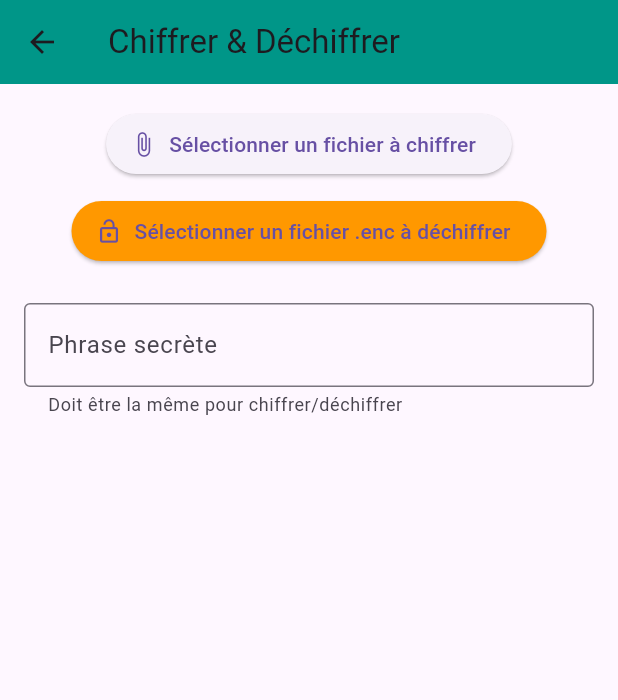
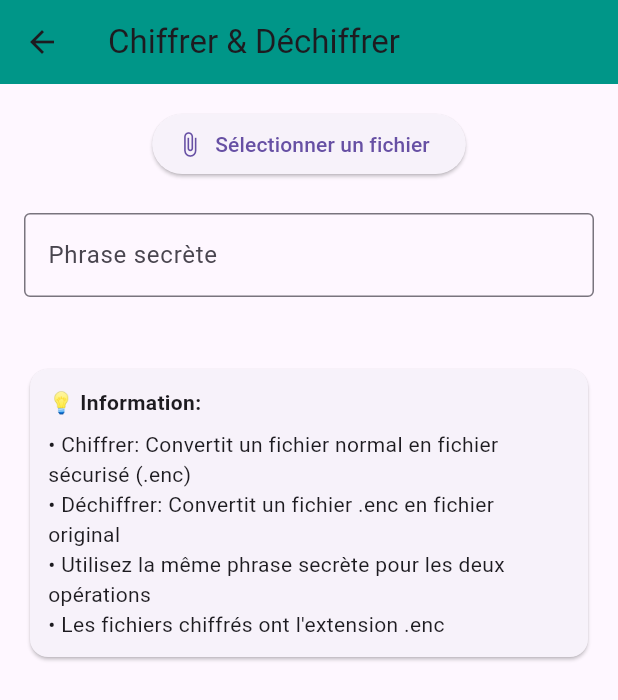
Before and after one commit to Zvenytoh/ult_connect, a Flutter app: the EncryptAndSendPage screen opened directly, on a phone screen of 412 x 824 dp. Shown: the top 700 px of the screen. Run offline on Flutter 3.47's test engine with Material 3 defaults, Android fonts, the phone set to English and light mode, and no system bars; our stand-ins replace file_picker, open_file; missing offline and left inert: dart:html, encrypt, syncfusion_flutter_pdf.

Commit message:
fin_jeudi

```diff
--- a/lib/convert_to_pdf.dart
+++ b/lib/convert_to_pdf.dart
@@ -412,7 +412,7 @@
 
       // Limiter la taille pour les très gros fichiers
       if (content.length > 100000) {
-        content = content.substring(0, 100000) + '\n\n... (contenu tronqué)';
+        content = '${content.substring(0, 100000)}\n\n... (contenu tronqué)';
       }
 
       final PdfPage contentPage = document.pages.add();
--- a/lib/encrypt_and_send_page.dart
+++ b/lib/encrypt_and_send_page.dart
@@ -1,14 +1,19 @@
-import 'dart:io';
+import 'dart:io'
+    show File, Directory; // pas dispo en web mais protégé par kIsWeb
 import 'dart:math';
 import 'dart:typed_data';
 import 'dart:convert';
-
+import 'package:collection/collection.dart';
+import 'package:flutter/foundation.dart' show kIsWeb;
 import 'package:flutter/material.dart' hide Key;
 import 'package:file_picker/file_picker.dart';
 import 'package:path_provider/path_provider.dart';
 import 'package:encrypt/encrypt.dart';
 import 'package:crypto/crypto.dart';
 import 'package:open_file/open_file.dart';
+
+// Import web uniquement
+import 'dart:html' as html;
 
 class EncryptAndSendPage extends StatefulWidget {
   const EncryptAndSendPage({super.key});
@@ -22,6 +27,7 @@
   String? _selectedName;
   String? _processedFilePath;
   bool _isProcessing = false;
+  bool _isEncryptedFile = false; // Nouveau: pour détecter si c'est un fichier chiffré
   final TextEditingController _passCtrl = TextEditingController();
 
   @override
@@ -43,24 +49,30 @@
           children: [
             ElevatedButton.icon(
               icon: const Icon(Icons.attach_file),
-              label: const Text('Sélectionner un fichier à chiffrer'),
-              onPressed: _isProcessing ? null : () => _pickFile(toEncrypt: true),
+              label: const Text('Sélectionner un fichier'),
+              onPressed: _isProcessing ? null : () => _pickFile(),
             ),
             const SizedBox(height: 10),
-            ElevatedButton.icon(
-              icon: const Icon(Icons.lock_open),
-              label: const Text('Sélectionner un fichier .enc à déchiffrer'),
-              onPressed: _isProcessing ? null : () => _pickFile(toEncrypt: false),
-              style: ElevatedButton.styleFrom(backgroundColor: Colors.orange),
-            ),
-            const SizedBox(height: 12),
             if (_selectedName != null)
               Card(
                 child: ListTile(
-                  leading: const Icon(Icons.insert_drive_file),
+                  leading: Icon(
+                    _isEncryptedFile ? Icons.lock : Icons.insert_drive_file,
+                    color: _isEncryptedFile ? Colors.orange : Colors.blue,
+                  ),
                   title: Text(_selectedName!),
-                  subtitle: Text(
+                  subtitle: Column(
+                    crossAxisAlignment: CrossAxisAlignment.start,
+                    children: [
+                      Text(
                         'Taille: ${(_selectedBytes!.length / 1024).toStringAsFixed(2)} KB',
+                      ),
+                      if (_isEncryptedFile)
+                        const Text(
+                          '🔒 Fichier chiffré détecté',
+                          style: TextStyle(color: Colors.green, fontWeight: FontWeight.bold),
+                        ),
+                    ],
                   ),
                   trailing: IconButton(
                     icon: const Icon(Icons.clear, color: Colors.red),
@@ -74,36 +86,83 @@
               obscureText: true,
               decoration: const InputDecoration(
                 labelText: 'Phrase secrète',
-                helperText: 'Doit être la même pour chiffrer/déchiffrer',
                 border: OutlineInputBorder(),
+                hintText: 'Entrez la même phrase pour chiffrer/déchiffrer',
               ),
             ),
             const SizedBox(height: 12),
             if (_selectedBytes != null)
-              SizedBox(
-                width: double.infinity,
+              Row(
+                children: [
+                  Expanded(
                     child: ElevatedButton.icon(
-                  icon: const Icon(Icons.play_circle),
-                  label: const Text('Lancer l\'opération'),
-                  onPressed: _isProcessing ? null : _processFile,
+                      icon: const Icon(Icons.lock),
+                      label: const Text('Chiffrer'),
+                      onPressed: _isProcessing ? null : _encryptFile,
                       style: ElevatedButton.styleFrom(
-                    backgroundColor: Colors.green,
+                        backgroundColor: _isEncryptedFile ? Colors.grey : Colors.green,
                         padding: const EdgeInsets.symmetric(vertical: 14),
                       ),
                     ),
                   ),
+                  const SizedBox(width: 10),
+                  Expanded(
+                    child: ElevatedButton.icon(
+                      icon: const Icon(Icons.lock_open),
+                      label: const Text('Déchiffrer'),
+                      onPressed: _isProcessing || !_isEncryptedFile ? null : _decryptFile,
+                      style: ElevatedButton.styleFrom(
+                        backgroundColor: _isEncryptedFile ? Colors.orange : Colors.grey,
+                        padding: const EdgeInsets.symmetric(vertical: 14),
+                      ),
+                    ),
+                  ),
+                ],
+              ),
             const SizedBox(height: 12),
-            if (_isProcessing) const LinearProgressIndicator(),
-            if (_processedFilePath != null)
+            if (_isProcessing)
+              Column(
+                children: [
+                  const LinearProgressIndicator(),
+                  const SizedBox(height: 8),
+                  Text(
+                    _isEncryptedFile ? 'Déchiffrement en cours...' : 'Chiffrement en cours...',
+                    style: const TextStyle(color: Colors.blue),
+                  ),
+                ],
+              ),
+            if (_processedFilePath != null && !kIsWeb)
               Card(
                 color: Colors.green[50],
                 child: ListTile(
                   leading: const Icon(Icons.check_circle, color: Colors.green),
-                  title: const Text('Opération réussie'),
-                  subtitle: Text(_processedFilePath!),
+                  title: const Text('Fichier généré avec succès'),
+                  subtitle: Text(_processedFilePath!.split('/').last),
                   trailing: IconButton(
                     icon: const Icon(Icons.open_in_new),
                     onPressed: () => _openFile(_processedFilePath!),
+                  ),
+                ),
+              ),
+
+            // Section d'information
+            const SizedBox(height: 20),
+            const Card(
+              child: Padding(
+                padding: EdgeInsets.all(12),
+                child: Column(
+                  crossAxisAlignment: CrossAxisAlignment.start,
+                  children: [
+                    Text(
+                      '💡 Information:',
+                      style: TextStyle(fontWeight: FontWeight.bold),
+                    ),
+                    SizedBox(height: 8),
+                    Text('• Chiffrer: Convertit un fichier normal en fichier sécurisé (.enc)'),
+                    Text('• Déchiffrer: Convertit un fichier .enc en fichier original'),
+                    Text('• Utilisez la même phrase secrète pour les deux opérations'),
+                    Text('• Les fichiers chiffrés ont l\'extension .enc'),
+                  ],
                 ),
               ),
             ),
@@ -118,10 +177,11 @@
       _selectedBytes = null;
       _selectedName = null;
       _processedFilePath = null;
+      _isEncryptedFile = false;
     });
   }
 
-  Future<void> _pickFile({required bool toEncrypt}) async {
+  Future<void> _pickFile() async {
     try {
       FilePickerResult? result = await FilePicker.platform.pickFiles(
         allowMultiple: false,
@@ -134,15 +194,36 @@
           _showError('Impossible de lire le fichier.');
           return;
         }
+
+        // Vérifier si c'est un fichier chiffré
+        bool isEncrypted = _isEncryptedFileFormat(file.bytes!);
+
         setState(() {
           _selectedBytes = file.bytes;
           _selectedName = file.name;
           _processedFilePath = null;
+          _isEncryptedFile = isEncrypted;
         });
+
+        if (isEncrypted) {
+          _showMessage('✅ Fichier chiffré détecté - Prêt pour le déchiffrement');
+        } else {
+          _showMessage('📄 Fichier normal - Prêt pour le chiffrement');
+        }
       }
     } catch (e) {
       _showError('Erreur sélection: $e');
     }
+  }
+
+  bool _isEncryptedFileFormat(Uint8List bytes) {
+    if (bytes.length < 6) return false;
+
+    // Vérifier le magic number "ULTC" = [85, 76, 84, 67]
+    final magicBytes = bytes.sublist(0, 4);
+    const expectedMagic = [85, 76, 84, 67]; // "ULTC"
+
+    return const ListEquality().equals(magicBytes, expectedMagic);
   }
 
   Uint8List _deriveKey(String pass) {
@@ -156,73 +237,146 @@
     return IV(Uint8List.fromList(ivBytes));
   }
 
-  Future<void> _processFile() async {
+  Future<void> _encryptFile() async {
     if (_selectedBytes == null || _selectedName == null) return;
     if (_passCtrl.text.isEmpty) {
       _showError('Veuillez entrer une phrase secrète.');
       return;
     }
 
+    if (_isEncryptedFile) {
+      _showError('Ce fichier est déjà chiffré. Sélectionnez un fichier normal.');
+      return;
+    }
+
     setState(() => _isProcessing = true);
 
     try {
-      if (_selectedName!.endsWith('.enc')) {
-        await _decryptFile();
+      final key = Key(_deriveKey(_passCtrl.text));
+      final iv = _randomIV();
+      final encrypter = Encrypter(
+        AES(key, mode: AESMode.cbc, padding: 'PKCS7'),
+      );
+      final encrypted = encrypter.encryptBytes(_selectedBytes!, iv: iv);
+
+      // Format : magic|version|ivLen|iv|cipher
+      final magic = utf8.encode('ULTC');
+      final version = [1];
+      final ivLen = [iv.bytes.length];
+      final data = <int>[];
+      data.addAll(magic); // 0..3
+      data.addAll(version); // 4
+      data.addAll(ivLen); // 5
+      data.addAll(iv.bytes); // 6..21
+      data.addAll(encrypted.bytes); // 22..
+
+      final outputFileName = '${_selectedName!}.enc';
+
+      if (kIsWeb) {
+        _downloadWeb(data, outputFileName);
+        _showMessage('✅ Fichier chiffré téléchargé: $outputFileName');
       } else {
-        await _encryptFile();
+        final dir = await getApplicationDocumentsDirectory();
+        final outPath = '${dir.path}/$outputFileName';
+        await File(outPath).writeAsBytes(data, flush: true);
+        setState(() => _processedFilePath = outPath);
+        _showMessage('✅ Fichier chiffré créé: ${outPath.split('/').last}');
       }
+
     } catch (e) {
-      _showError('Erreur: $e');
+      _showError('Erreur chiffrement: $e');
     } finally {
       setState(() => _isProcessing = false);
     }
   }
 
-  Future<void> _encryptFile() async {
-    final key = Key(_deriveKey(_passCtrl.text));
-    final iv = _randomIV();
-    final encrypter = Encrypter(AES(key, mode: AESMode.cbc, padding: 'PKCS7'));
-    final encrypted = encrypter.encryptBytes(_selectedBytes!, iv: iv);
-
-    // Préfixe: magic + version + ivLen + iv
-    final magic = utf8.encode('ULTC');
-    final version = [1];
-    final ivLen = [iv.bytes.length];
-    final data = <int>[];
-    data.addAll(magic);
-    data.addAll(version);
-    data.addAll(ivLen);
-    data.addAll(iv.bytes);
-    data.addAll(encrypted.bytes);
-
-    final dir = await getApplicationDocumentsDirectory();
-    final outPath = '${dir.path}/${_selectedName!}.enc';
-    await File(outPath).writeAsBytes(data, flush: true);
-
-    setState(() => _processedFilePath = outPath);
-    _showMessage('Fichier chiffré sauvegardé.');
+  Future<void> _decryptFile() async {
+    if (_selectedBytes == null || _selectedName == null) return;
+    if (_passCtrl.text.isEmpty) {
+      _showError('Veuillez entrer la phrase secrète utilisée pour le chiffrement.');
+      return;
     }
 
-  Future<void> _decryptFile() async {
+    if (!_isEncryptedFile) {
+      _showError('Ce fichier n\'est pas un fichier chiffré valide.');
+      return;
+    }
+
+    setState(() => _isProcessing = true);
+
+    try {
       final bytes = _selectedBytes!;
-    if (bytes.length < 22) throw Exception('Fichier trop court.');
+      if (bytes.length < 22) throw Exception('Fichier trop court pour être un fichier chiffré valide.');
 
-    final magic = utf8.decode(bytes.sublist(0, 4));
-    if (magic != 'ULTC') throw Exception('Format non reconnu.');
+      // Lecture en-tête
+      final magicBytes = bytes.sublist(0, 4);
+      const expectedMagic = [85, 76, 84, 67]; // "ULTC"
+
+      if (!const ListEquality().equals(magicBytes, expectedMagic)) {
+        throw Exception(
+          "Format non reconnu. Ce n'est pas un fichier chiffré valide.",
+        );
+      }
+
+      final version = bytes[4];
+      if (version != 1) throw Exception('Version non supportée: $version');
+
       final ivLen = bytes[5];
-    final ivBytes = bytes.sublist(6, 6 + ivLen);
-    final cipher = bytes.sublist(6 + ivLen);
+      final ivStart = 6;
+      final ivEnd = ivStart + ivLen;
 
+      if (ivEnd > bytes.length) throw Exception('IV invalide (fichier corrompu)');
+      if (ivLen != 16) throw Exception('Longueur IV invalide: $ivLen (attendu: 16)');
+
+      final ivBytes = bytes.sublist(ivStart, ivEnd);
+      final cipher = bytes.sublist(ivEnd);
+
+      if (cipher.isEmpty) throw Exception('Données chiffrées manquantes.');
+
+      // Déchiffrement
       final key = Key(_deriveKey(_passCtrl.text));
-    final encrypter = Encrypter(AES(key, mode: AESMode.cbc, padding: 'PKCS7'));
-    final decrypted = encrypter.decryptBytes(Encrypted(cipher), iv: IV(ivBytes));
+      final encrypter = Encrypter(
+        AES(key, mode: AESMode.cbc, padding: 'PKCS7'),
+      );
 
+      final decrypted = encrypter.decryptBytes(
+        Encrypted(cipher),
+        iv: IV(ivBytes),
+      );
+
+      // Générer le nom de fichier de sortie
+      String outName;
+      if (_selectedName!.toLowerCase().endsWith('.enc')) {
+        outName = _selectedName!.substring(0, _selectedName!.length - 4) + '_decrypted';
+      } else {
+        outName = '${_selectedName!}_decrypted';
+      }
+
+      if (kIsWeb) {
+        _downloadWeb(decrypted, outName);
+        _showMessage('✅ Fichier déchiffré téléchargé: $outName');
+      } else {
         final dir = await getApplicationDocumentsDirectory();
-    final outPath = '${dir.path}/${_selectedName!.replaceAll(".enc", ".dec")}';
+        final outPath = '${dir.path}/$outName';
         await File(outPath).writeAsBytes(decrypted, flush: true);
+        setState(() => _processedFilePath = outPath);
+        _showMessage('✅ Fichier déchiffré créé: ${outPath.split('/').last}');
+      }
 
-    setState(() => _processedFilePath = outPath);
-    _showMessage('Fichier déchiffré sauvegardé.');
+    } catch (e) {
+      _showError('Erreur déchiffrement: $e\n\nVérifiez que:\n• Le fichier est bien chiffré\n• La phrase secrète est correcte');
+    } finally {
+      setState(() => _isProcessing = false);
+    }
+  }
+
+  void _downloadWeb(List<int> bytes, String fileName) {
+    final blob = html.Blob([bytes]);
+    final url = html.Url.createObjectUrlFromBlob(blob);
+    final anchor = html.AnchorElement(href: url)
+      ..setAttribute("download", fileName)
+      ..click();
+    html.Url.revokeObjectUrl(url);
   }
 
   Future<void> _openFile(String path) async {
@@ -235,13 +389,21 @@
 
   void _showMessage(String msg) {
     ScaffoldMessenger.of(context).showSnackBar(
-      SnackBar(content: Text(msg), backgroundColor: Colors.blue),
+      SnackBar(
+        content: Text(msg),
+        backgroundColor: Colors.green,
+        duration: const Duration(seconds: 3),
+      )
     );
   }
 
   void _showError(String msg) {
     ScaffoldMessenger.of(context).showSnackBar(
-      SnackBar(content: Text(msg), backgroundColor: Colors.red),
+      SnackBar(
+        content: Text(msg),
+        backgroundColor: Colors.red,
+        duration: const Duration(seconds: 4),
+      )
     );
   }
 }
```
Lines whose indentation alone changed are shown as unchanged.
